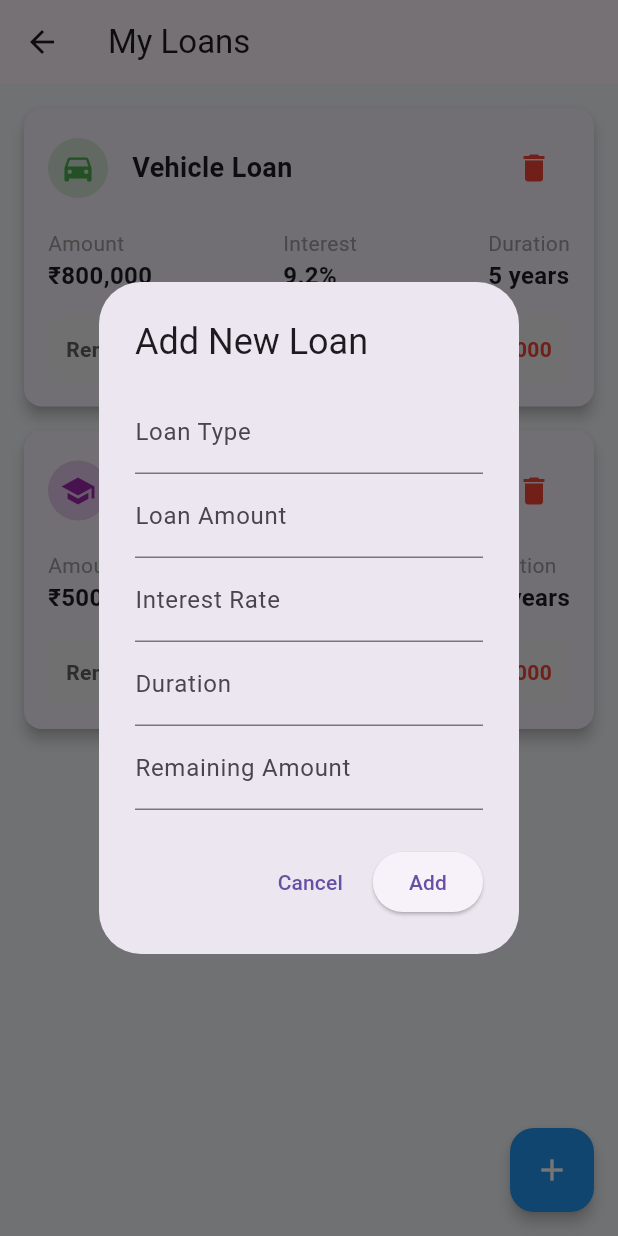
After one commit to swrjks/mobile_banking_application, a Flutter app: the LoanPage screen opened directly, after a tap on the "delete" icon, after a tap on the "add" icon, on a phone screen of 412 x 824 dp. The commit adds this screen. Run offline on Flutter 3.47's test engine with Material 3 defaults, Android fonts, the phone set to English and light mode, and no system bars.

Commit message:
Added loan_page and updated home_page

```diff
--- a/lib/screens/home_page.dart
+++ b/lib/screens/home_page.dart
@@ -6,7 +6,7 @@ import 'fixed_deposit_page.dart';
 import 'beneficiary_page.dart';
 import 'manage_fixed_deposit_page.dart';
 import 'card_page.dart';
-
+import 'loan_page.dart';
 
 class HomePage extends StatelessWidget {
   final Color primaryBlue = Color(0xFF3B5EDF);
@@ -113,7 +113,9 @@ class HomePage extends StatelessWidget {
               }},
               {'label': 'Debit Card', 'icon': Icons.credit_card},
               {'label': 'Security', 'icon': Icons.security},
-              {'label': 'Passbook', 'icon': Icons.menu_book},
+              {'label': 'Loans', 'icon': Icons.menu_book, 'action': () {
+                Navigator.push(context, MaterialPageRoute(builder: (_) => LoanPage()));
+              }},
             ]),
             SizedBox(height: 16),
             _sectionTitle("Deposits"),
--- /dev/null
+++ b/lib/screens/loan_page.dart
@@ -0,0 +1,344 @@
+import 'package:flutter/material.dart';
+
+class LoanPage extends StatefulWidget {
+  @override
+  _LoanPageState createState() => _LoanPageState();
+}
+
+class _LoanPageState extends State<LoanPage> {
+  final List<Map<String, dynamic>> _loans = [
+    {
+      'id': '1',
+      'type': 'Home Loan',
+      'amount': '₹2,500,000',
+      'interest': '8.4%',
+      'duration': '20 years',
+      'remaining': '₹1,800,000',
+      'icon': Icons.home,
+    },
+    {
+      'id': '2',
+      'type': 'Vehicle Loan',
+      'amount': '₹800,000',
+      'interest': '9.2%',
+      'duration': '5 years',
+      'remaining': '₹350,000',
+      'icon': Icons.directions_car,
+    },
+    {
+      'id': '3',
+      'type': 'Education Loan',
+      'amount': '₹500,000',
+      'interest': '7.5%',
+      'duration': '10 years',
+      'remaining': '₹200,000',
+      'icon': Icons.school,
+    },
+  ];
+
+  final _formKey = GlobalKey<FormState>();
+  final TextEditingController _typeController = TextEditingController();
+  final TextEditingController _amountController = TextEditingController();
+  final TextEditingController _interestController = TextEditingController();
+  final TextEditingController _durationController = TextEditingController();
+  final TextEditingController _remainingController = TextEditingController();
+  IconData _selectedIcon = Icons.credit_card;
+
+  // Method to get color based on loan type
+  Color _getColorForLoanType(String type) {
+    switch (type) {
+      case 'Home Loan':
+        return Colors.blue;
+      case 'Vehicle Loan':
+        return Colors.green;
+      case 'Education Loan':
+        return Colors.purple;
+      case 'Personal Loan':
+        return Colors.orange;
+      default:
+        return Colors.blue;
+    }
+  }
+
+  // Method to get icon based on loan type
+  IconData _getIconForLoanType(String type) {
+    switch (type) {
+      case 'Home Loan':
+        return Icons.home;
+      case 'Vehicle Loan':
+        return Icons.directions_car;
+      case 'Education Loan':
+        return Icons.school;
+      case 'Personal Loan':
+        return Icons.credit_card;
+      default:
+        return Icons.credit_card;
+    }
+  }
+
+  @override
+  void dispose() {
+    _typeController.dispose();
+    _amountController.dispose();
+    _interestController.dispose();
+    _durationController.dispose();
+    _remainingController.dispose();
+    super.dispose();
+  }
+
+  void _addLoan() {
+    if (_formKey.currentState!.validate()) {
+      final loanType = _typeController.text;
+      setState(() {
+        _loans.add({
+          'id': DateTime.now().toString(),
+          'type': loanType,
+          'amount': _amountController.text,
+          'interest': _interestController.text,
+          'duration': _durationController.text,
+          'remaining': _remainingController.text,
+          'icon': _getIconForLoanType(loanType),
+        });
+
+        // Clear form
+        _typeController.clear();
+        _amountController.clear();
+        _interestController.clear();
+        _durationController.clear();
+        _remainingController.clear();
+
+        // Close the add dialog
+        Navigator.of(context).pop();
+      });
+    }
+  }
+
+  void _deleteLoan(String id) {
+    setState(() {
+      _loans.removeWhere((loan) => loan['id'] == id);
+    });
+  }
+
+  void _showAddDialog() {
+    showDialog(
+      context: context,
+      builder: (context) {
+        return AlertDialog(
+          title: Text("Add New Loan"),
+          content: Form(
+            key: _formKey,
+            child: SingleChildScrollView(
+              child: Column(
+                mainAxisSize: MainAxisSize.min,
+                children: [
+                  TextFormField(
+                    controller: _typeController,
+                    decoration: InputDecoration(labelText: "Loan Type"),
+                    validator: (value) => value!.isEmpty ? 'Required' : null,
+                  ),
+                  TextFormField(
+                    controller: _amountController,
+                    decoration: InputDecoration(labelText: "Loan Amount"),
+                    keyboardType: TextInputType.number,
+                    validator: (value) => value!.isEmpty ? 'Required' : null,
+                  ),
+                  TextFormField(
+                    controller: _interestController,
+                    decoration: InputDecoration(labelText: "Interest Rate"),
+                    keyboardType: TextInputType.number,
+                    validator: (value) => value!.isEmpty ? 'Required' : null,
+                  ),
+                  TextFormField(
+                    controller: _durationController,
+                    decoration: InputDecoration(labelText: "Duration"),
+                    validator: (value) => value!.isEmpty ? 'Required' : null,
+                  ),
+                  TextFormField(
+                    controller: _remainingController,
+                    decoration: InputDecoration(labelText: "Remaining Amount"),
+                    keyboardType: TextInputType.number,
+                    validator: (value) => value!.isEmpty ? 'Required' : null,
+                  ),
+                ],
+              ),
+            ),
+          ),
+          actions: [
+            TextButton(
+              onPressed: () => Navigator.of(context).pop(),
+              child: Text("Cancel"),
+            ),
+            ElevatedButton(
+              onPressed: _addLoan,
+              child: Text("Add"),
+            ),
+          ],
+        );
+      },
+    );
+  }
+
+  @override
+  Widget build(BuildContext context) {
+    return Scaffold(
+      appBar: AppBar(
+        title: Text("My Loans"),
+      ),
+      body: _loans.isEmpty
+          ? Center(
+        child: Column(
+          mainAxisAlignment: MainAxisAlignment.center,
+          children: [
+            Icon(Icons.credit_card_off, size: 48, color: Colors.grey),
+            SizedBox(height: 16),
+            Text(
+              "No Loans Added",
+              style: TextStyle(fontSize: 18, color: Colors.grey),
+            ),
+            SizedBox(height: 8),
+            Text(
+              "Tap the + button to add a loan",
+              style: TextStyle(color: Colors.grey),
+            ),
+          ],
+        ),
+      )
+          : ListView.builder(
+        padding: EdgeInsets.all(16),
+        itemCount: _loans.length,
+        itemBuilder: (context, index) {
+          final loan = _loans[index];
+          final cardColor = _getColorForLoanType(loan['type']);
+
+          return Card(
+            margin: EdgeInsets.only(bottom: 16),
+            elevation: 4,
+            child: Padding(
+              padding: EdgeInsets.all(16),
+              child: Column(
+                crossAxisAlignment: CrossAxisAlignment.start,
+                children: [
+                  Row(
+                    mainAxisAlignment: MainAxisAlignment.spaceBetween,
+                    children: [
+                      Row(
+                        children: [
+                          CircleAvatar(
+                            backgroundColor: cardColor.withOpacity(0.2),
+                            child: Icon(
+                              loan['icon'],
+                              color: cardColor,
+                            ),
+                          ),
+                          SizedBox(width: 16),
+                          Text(
+                            loan['type'],
+                            style: TextStyle(
+                              fontSize: 18,
+                              fontWeight: FontWeight.bold,
+                            ),
+                          ),
+                        ],
+                      ),
+                      IconButton(
+                        icon: Icon(Icons.delete, color: Colors.red),
+                        onPressed: () => _deleteLoan(loan['id']),
+                      ),
+                    ],
+                  ),
+                  SizedBox(height: 16),
+                  Row(
+                    mainAxisAlignment: MainAxisAlignment.spaceBetween,
+                    children: [
+                      Column(
+                        crossAxisAlignment: CrossAxisAlignment.start,
+                        children: [
+                          Text(
+                            "Amount",
+                            style: TextStyle(color: Colors.grey),
+                          ),
+                          Text(
+                            loan['amount'],
+                            style: TextStyle(
+                              fontSize: 16,
+                              fontWeight: FontWeight.bold,
+                            ),
+                          ),
+                        ],
+                      ),
+                      Column(
+                        crossAxisAlignment: CrossAxisAlignment.start,
+                        children: [
+                          Text(
+                            "Interest",
+                            style: TextStyle(color: Colors.grey),
+                          ),
+                          Text(
+                            loan['interest'],
+                            style: TextStyle(
+                              fontSize: 16,
+                              fontWeight: FontWeight.bold,
+                            ),
+                          ),
+                        ],
+                      ),
+                      Column(
+                        crossAxisAlignment: CrossAxisAlignment.start,
+                        children: [
+                          Text(
+                            "Duration",
+                            style: TextStyle(color: Colors.grey),
+                          ),
+                          Text(
+                            loan['duration'],
+                            style: TextStyle(
+                              fontSize: 16,
+                              fontWeight: FontWeight.bold,
+                            ),
+                          ),
+                        ],
+                      ),
+                    ],
+                  ),
+                  SizedBox(height: 16),
+                  Container(
+                    padding: EdgeInsets.all(12),
+                    decoration: BoxDecoration(
+                      color: Colors.grey[100],
+                      borderRadius: BorderRadius.circular(8),
+                    ),
+                    child: Row(
+                      mainAxisAlignment: MainAxisAlignment.spaceBetween,
+                      children: [
+                        Text(
+                          "Remaining Amount",
+                          style: TextStyle(
+                            fontWeight: FontWeight.bold,
+                            color: Colors.grey[700],
+                          ),
+                        ),
+                        Text(
+                          loan['remaining'],
+                          style: TextStyle(
+                            fontWeight: FontWeight.bold,
+                            color: Colors.red,
+                          ),
+                        ),
+                      ],
+                    ),
+                  ),
+                ],
+              ),
+            ),
+          );
+        },
+      ),
+      floatingActionButton: FloatingActionButton(
+        onPressed: _showAddDialog,
+        child: Icon(Icons.add, color: Colors.white),
+        backgroundColor: Colors.blue,
+        elevation: 4,
+      ),
+    );
+  }
+}
```
